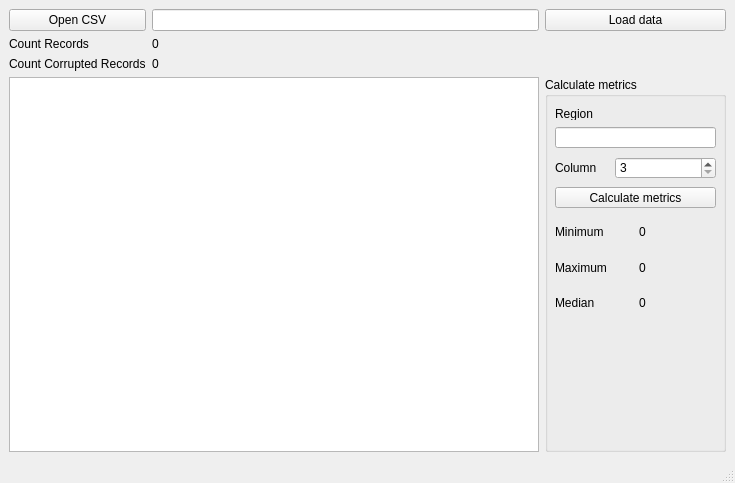
Old version of the form mainwindow.ui in the repository Laefye/labs.op.lab02.
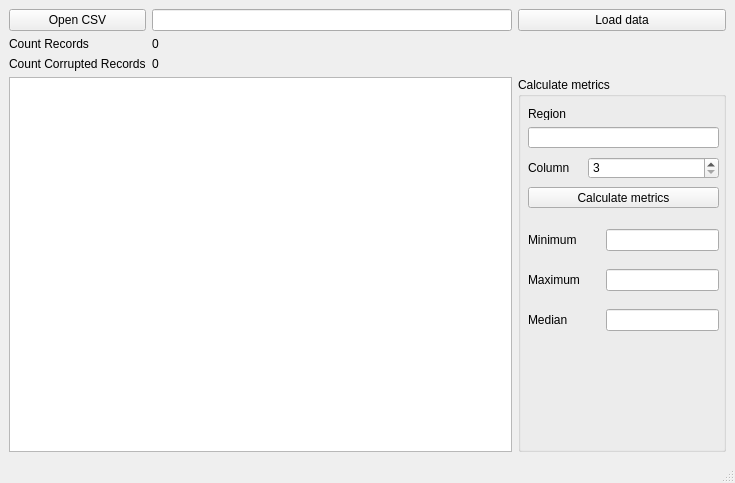
New version of the form.

Commit message: Text inpu

What changed in the file:
```diff
--- a/mainwindow.ui
+++ b/mainwindow.ui
@@ -87,7 +87,7 @@
        <widget class="QGroupBox" name="groupBox">
         <property name="minimumSize">
          <size>
-          <width>181</width>
+          <width>208</width>
           <height>0</height>
          </size>
         </property>
@@ -99,7 +99,7 @@
           <rect>
            <x>10</x>
            <y>110</y>
-           <width>161</width>
+           <width>191</width>
            <height>21</height>
           </rect>
          </property>
@@ -112,7 +112,7 @@
           <rect>
            <x>10</x>
            <y>50</y>
-           <width>161</width>
+           <width>191</width>
            <height>21</height>
           </rect>
          </property>
@@ -135,7 +135,7 @@
           <rect>
            <x>70</x>
            <y>80</y>
-           <width>101</width>
+           <width>131</width>
            <height>22</height>
           </rect>
          </property>
@@ -164,8 +164,8 @@
           <rect>
            <x>10</x>
            <y>140</y>
-           <width>161</width>
-           <height>101</height>
+           <width>191</width>
+           <height>128</height>
           </rect>
          </property>
          <layout class="QGridLayout" name="result">
@@ -176,8 +176,21 @@
             </property>
            </widget>
           </item>
+          <item row="1" column="1">
+           <widget class="QLineEdit" name="maximumValueLabel">
+            <property name="readOnly">
+             <bool>true</bool>
+            </property>
+           </widget>
+          </item>
           <item row="0" column="0">
            <widget class="QLabel" name="minimumLabel">
+            <property name="minimumSize">
+             <size>
+              <width>72</width>
+              <height>0</height>
+             </size>
+            </property>
             <property name="text">
              <string>Minimum</string>
             </property>
@@ -191,23 +204,16 @@
            </widget>
           </item>
           <item row="0" column="1">
-           <widget class="QLabel" name="minimumValueLabel">
-            <property name="text">
-             <string>0</string>
-            </property>
-           </widget>
-          </item>
-          <item row="1" column="1">
-           <widget class="QLabel" name="maximumValueLabel">
-            <property name="text">
-             <string>0</string>
+           <widget class="QLineEdit" name="minimumValueLabel">
+            <property name="readOnly">
+             <bool>true</bool>
             </property>
            </widget>
           </item>
           <item row="2" column="1">
-           <widget class="QLabel" name="medianValueLabel">
-            <property name="text">
-             <string>0</string>
+           <widget class="QLineEdit" name="medianValueLabel">
+            <property name="readOnly">
+             <bool>true</bool>
             </property>
            </widget>
           </item>
```
